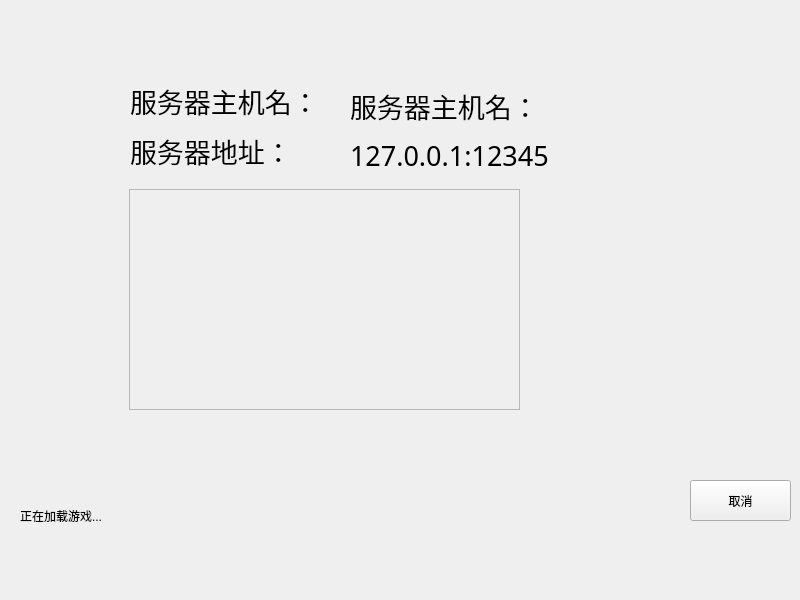
Before: the Qt Designer form qt/Z2/mainwindow.ui in Ezrnest/Z2, drawn with Qt 5.
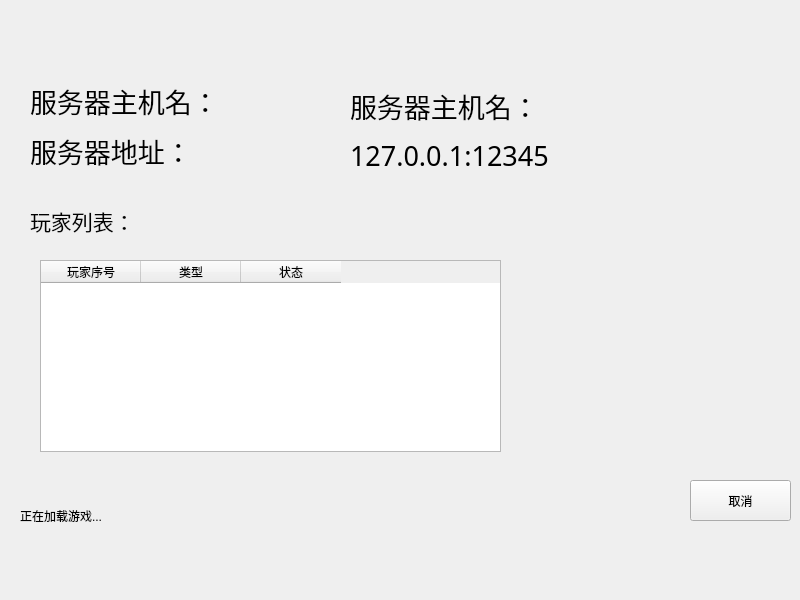
After: the same form once the commit is applied. The open tabs and pages were chosen to show the change. Custom widgets are drawn as their Qt base class.

```diff
--- a/qt/Z2/mainwindow.ui
+++ b/qt/Z2/mainwindow.ui
@@ -388,9 +388,9 @@
      <widget class="QLabel" name="label_4">
       <property name="geometry">
        <rect>
-        <x>120</x>
+        <x>20</x>
         <y>120</y>
-        <width>161</width>
+        <width>261</width>
         <height>61</height>
        </rect>
       </property>
@@ -423,22 +423,6 @@
        <string>127.0.0.1:12345</string>
       </property>
      </widget>
-     <widget class="QFrame" name="frame">
-      <property name="geometry">
-       <rect>
-        <x>119</x>
-        <y>189</y>
-        <width>391</width>
-        <height>221</height>
-       </rect>
-      </property>
-      <property name="frameShape">
-       <enum>QFrame::StyledPanel</enum>
-      </property>
-      <property name="frameShadow">
-       <enum>QFrame::Raised</enum>
-      </property>
-     </widget>
      <widget class="QPushButton" name="btnCancel">
       <property name="geometry">
        <rect>
@@ -474,9 +458,9 @@
      <widget class="QLabel" name="label_10">
       <property name="geometry">
        <rect>
-        <x>120</x>
+        <x>20</x>
         <y>70</y>
-        <width>181</width>
+        <width>281</width>
         <height>61</height>
        </rect>
       </property>
@@ -490,6 +474,53 @@
        <string>服务器主机名：</string>
       </property>
      </widget>
+     <widget class="QLabel" name="label_14">
+      <property name="geometry">
+       <rect>
+        <x>20</x>
+        <y>190</y>
+        <width>261</width>
+        <height>61</height>
+       </rect>
+      </property>
+      <property name="font">
+       <font>
+        <family>微软雅黑</family>
+        <pointsize>16</pointsize>
+       </font>
+      </property>
+      <property name="text">
+       <string>玩家列表：</string>
+      </property>
+     </widget>
+     <widget class="QTableWidget" name="tablePlayerInfoList">
+      <property name="geometry">
+       <rect>
+        <x>30</x>
+        <y>260</y>
+        <width>461</width>
+        <height>192</height>
+       </rect>
+      </property>
+      <attribute name="verticalHeaderVisible">
+       <bool>false</bool>
+      </attribute>
+      <column>
+       <property name="text">
+        <string>玩家序号</string>
+       </property>
+      </column>
+      <column>
+       <property name="text">
+        <string>类型</string>
+       </property>
+      </column>
+      <column>
+       <property name="text">
+        <string>状态</string>
+       </property>
+      </column>
+     </widget>
     </widget>
     <widget class="QWidget" name="connectPage">
      <widget class="QPushButton" name="pushButton">
```
Left out of the diff: 138 changed lines with no effect on the pictures.
